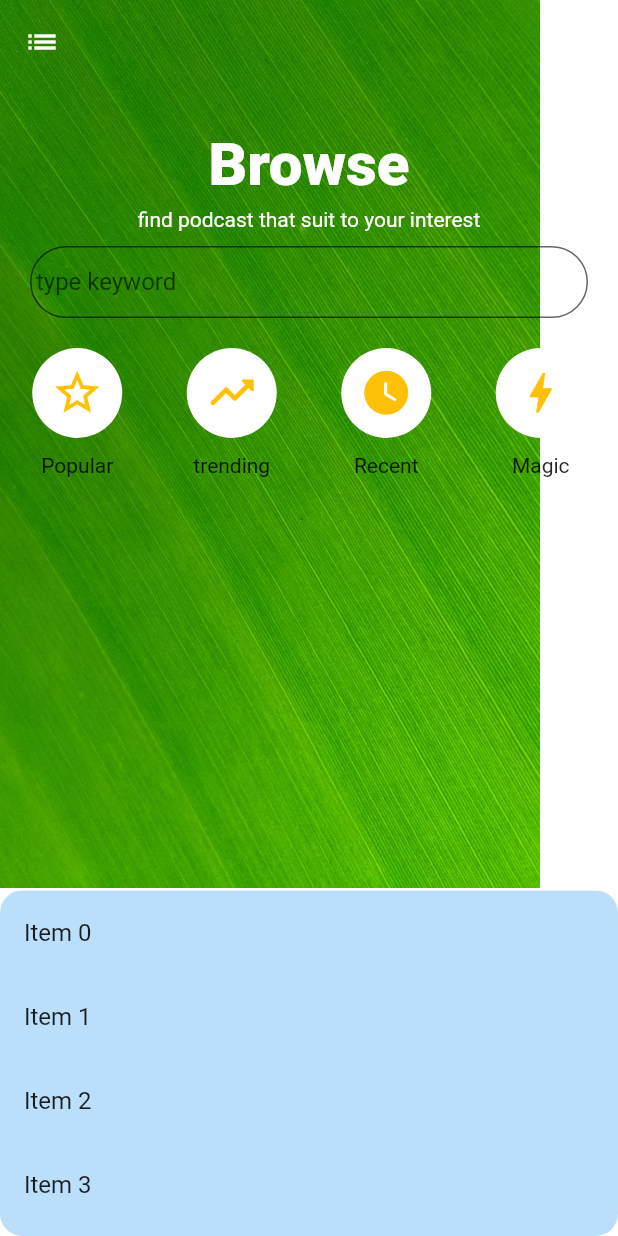
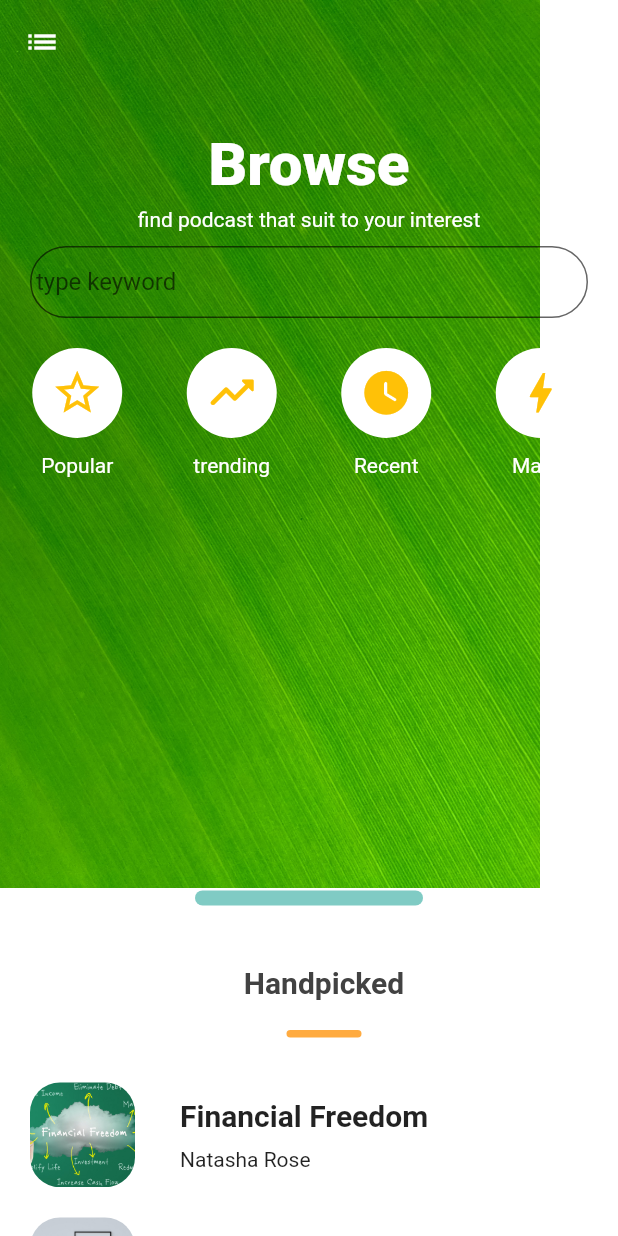
Before and after one commit to MohammedSalem1995/bodcast, a Flutter app: the screen it shows after launch, on a phone screen of 412 x 824 dp. Run offline on Flutter 3.47's test engine with Material 2 defaults, Android fonts, the phone set to English and light mode, and no system bars.

Commit message:
make the main page and subject page

```diff
--- /dev/null
+++ b/lib/dumy_data/subjects.dart
@@ -0,0 +1,22 @@
+
+import 'package:flutter/material.dart';
+import 'package:todo_ui/dumy_data/writers.dart';
+import 'package:todo_ui/modules/subject_module.dart';
+
+List<Subject> subjects=[
+  Subject("Financial Freedom",
+    "Financial freedom usually means having enough savings, financial investments, and cash on hand to afford the kind of life we desire for ourselves and our families. It means growing savings that enable us to retire or pursue the career we want without being driven by earning a set salary each year. Financial freedom means our money is working for us rather than the other way around. ",
+    Image.asset("assets/images/FiFree.jpg",fit: BoxFit.cover,),
+    writers[0]
+  ),
+  Subject("Minimal lifestyle",
+      "The true essence of a minimalist lifestyle is determining what provides us the most value in life and removing everything that is simply excess. It works on the concept that less is more. Minimalist living is about intention. You make room and time in your life for the things you love and eliminate everything that distracts you from them.",
+      Image.asset("assets/images/mlifestyle.jpg",fit: BoxFit.cover,),
+      writers[2]
+  ),
+  Subject("Bisnis Strategy",
+      "A business strategy is a powerful tool for helping you reach your business goals, defining the methods and tactics you need to take within your company. The business strategy also guides many of your organizational decisions, such as hiring new employees. ",
+      Image.asset("assets/images/bistra.jpg",fit: BoxFit.cover,),
+      writers[6]
+  ),
+];
--- /dev/null
+++ b/lib/dumy_data/writers.dart
@@ -0,0 +1,12 @@
+import 'package:flutter/material.dart';
+import 'package:todo_ui/modules/writerModule.dart';
+
+List<Writer> writers=[
+  Writer("Natasha Rose",Image.asset("assets/images/natr.jpg",fit: BoxFit.cover,),25000),
+  Writer("Jane Rose",Image.asset("assets/images/JaRo.jpg",fit: BoxFit.cover,),250000),
+  Writer("Ronald Godez",Image.asset("assets/images/rodgo.jpg",fit: BoxFit.cover,),1000),
+  Writer("Ansicia",Image.asset("assets/images/Ansicia.jpg",fit: BoxFit.cover,),2000),
+  Writer("Robert Dun",Image.asset("assets/images/rodn.jpg",fit: BoxFit.cover,),10000),
+  Writer("Momo rere",Image.asset("assets/images/momorere.jpg",fit: BoxFit.cover,),200),
+  Writer("mohammed",Image.asset("assets/images/mohammed.jpg",fit: BoxFit.cover,),500)
+];
--- a/lib/main.dart
+++ b/lib/main.dart
@@ -1,122 +1,19 @@
 import 'package:flutter/cupertino.dart';
 import 'package:flutter/material.dart';
+import 'package:todo_ui/dumy_data/writers.dart';
+import 'package:todo_ui/ui/pages/main_page.dart';
+import 'package:todo_ui/ui/pages/subject_page.dart';
 import 'package:todo_ui/ui/widget/evaluation_iteam.dart';
+import 'package:todo_ui/ui/widget/subject_iteam.dart';
+import 'package:todo_ui/ui/widget/writer_iteam.dart';
 
+import 'dumy_data/subjects.dart';
 import 'modules/evaluate_module.dart';
 
 void main() {
   runApp(
     MaterialApp(
-      home:HomePage(),
+      home:MainPage(),
     ),
   );
 }
-
-class HomePage extends StatelessWidget {
-
-  @override
-  Widget build(BuildContext context) {
-    return Stack(
-      children:[
-      Container(
-          child: Image.asset(
-              "assets/images/background.jpg",
-          fit: BoxFit.cover,),
-        width: 360,
-        height:592,
-      ),
-        Scaffold(
-        backgroundColor: Colors.transparent,
-        appBar: AppBar(
-          elevation: 0,
-          shadowColor: Colors.transparent,
-          backgroundColor: Colors.transparent,
-          leading: Icon(Icons.list),
-        ),
-        body: Stack(
-          children: [
-            Column(
-              crossAxisAlignment: CrossAxisAlignment.stretch,
-              children: [
-                SizedBox(height: 30,),
-                Text(
-                  "Browse",
-                  textAlign: TextAlign.center,
-                  style: TextStyle(
-                    color: Colors.white,
-                    backgroundColor: Colors.transparent,
-                    decorationColor: Colors.transparent,
-                    fontSize: 40,
-                    fontWeight: FontWeight.w900
-                  ),
-
-                ),
-                SizedBox(height: 5,),
-                Text("find podcast that suit to your interest",
-                    textAlign: TextAlign.center,
-                    style: TextStyle(
-                      color: Colors.white,
-                    ),
-
-                ),
-                SizedBox(height: 10,),
-                Container(
-                  margin:EdgeInsets.only(right: 20,left: 20),
-                  child: TextField(
-                    decoration: InputDecoration(
-                        contentPadding: EdgeInsets.only(
-                            top: 5),
-                        fillColor: Colors.transparent,
-                        filled: true,
-                        hintText: ' type keyword',
-                        hoverColor: Colors.white,
-                        focusColor: Colors.white,
-                        border: OutlineInputBorder(
-                            borderSide: BorderSide(width: 10, color: Colors.red),
-                            borderRadius: BorderRadius.circular(40),
-                        ),
-                    ),
-                  ),
-                ),
-                SizedBox(height: 20,),
-                Row(
-                  mainAxisAlignment: MainAxisAlignment.spaceAround,
-                  children: evaluates.map((e) {
-                    return EvaluationIteam(e.evaluate_icon,e.evaluate_name);
-                  }).toList(),
-                ),
-
-              ],
-            ),
-            SizedBox.expand(
-              child: DraggableScrollableSheet(
-                maxChildSize: 1,
-                minChildSize: 0.03,
-                initialChildSize: 0.3,
-                builder: (BuildContext context, ScrollController scrollController) {
-                  return Container(
-                    clipBehavior: Clip.antiAlias, //clip the child that over the cover
-                    decoration: BoxDecoration(borderRadius: BorderRadius.circular(15)),
-                    //  color: Colors.blue[100],
-                    child: Container(
-                      color: Colors.blue[100],
-                      child: ListView.builder(
-                        controller: scrollController,
-                        itemCount: 25,
-                        itemBuilder: (BuildContext context, int index) {
-                          return ListTile(title: Text('Item $index'));
-                        },
-                      ),
-                    ),
-                  );
-                },
-
-              ),
-            ),
-          ],
-        ),
-      ),
-      ],
-    );
-  }
-}
--- /dev/null
+++ b/lib/modules/subject_module.dart
@@ -0,0 +1,10 @@
+import 'package:flutter/material.dart';
+import 'package:todo_ui/modules/writerModule.dart';
+
+class Subject{
+  Image image;
+  String title;
+  String subtitle;
+  Writer writer;
+  Subject(this.title,this.subtitle,this.image,this.writer);
+}
--- /dev/null
+++ b/lib/modules/writerModule.dart
@@ -0,0 +1,8 @@
+import 'package:flutter/material.dart';
+
+class Writer{
+  Image image;
+  String name;
+  int followers;
+  Writer(this.name,this.image,this.followers);
+}
--- /dev/null
+++ b/lib/ui/pages/main_page.dart
@@ -0,0 +1,194 @@
+import 'package:flutter/cupertino.dart';
+import 'package:flutter/material.dart';
+import 'package:todo_ui/dumy_data/subjects.dart';
+import 'package:todo_ui/dumy_data/writers.dart';
+import 'package:todo_ui/modules/evaluate_module.dart';
+import 'package:todo_ui/ui/pages/main_page.dart';
+import 'package:todo_ui/ui/pages/subject_page.dart';
+import 'package:todo_ui/ui/widget/evaluation_iteam.dart';
+import 'package:todo_ui/ui/widget/subject_iteam.dart';
+import 'package:todo_ui/ui/widget/writer_iteam.dart';
+
+
+
+
+class MainPage extends StatelessWidget{
+  @override
+  Widget build(BuildContext context) {
+    // TODO: implement build
+    return Stack(
+      children:[
+        Container(
+          child: Image.asset(
+            "assets/images/background.jpg",
+            fit: BoxFit.cover,),
+          width: 360,
+          height:592,
+        ),
+        Scaffold(
+          backgroundColor: Colors.transparent,
+          appBar: AppBar(
+            elevation: 0,
+            shadowColor: Colors.transparent,
+            backgroundColor: Colors.transparent,
+            leading: Icon(Icons.list),
+          ),
+          body: Stack(
+            children: [
+              Column(
+                crossAxisAlignment: CrossAxisAlignment.stretch,
+                children: [
+                  SizedBox(height: 30,),
+                  Text(
+                    "Browse",
+                    textAlign: TextAlign.center,
+                    style: TextStyle(
+                        color: Colors.white,
+                        backgroundColor: Colors.transparent,
+                        decorationColor: Colors.transparent,
+                        fontSize: 40,
+                        fontWeight: FontWeight.w900
+                    ),
+
+                  ),
+                  SizedBox(height: 5,),
+                  Text("find podcast that suit to your interest",
+                    textAlign: TextAlign.center,
+                    style: TextStyle(
+                      color: Colors.white,
+                    ),
+
+                  ),
+                  SizedBox(height: 10,),
+                  Container(
+                    margin:EdgeInsets.only(right: 20,left: 20),
+                    child: TextField(
+                      decoration: InputDecoration(
+                        contentPadding: EdgeInsets.only(
+                            top: 5),
+                        fillColor: Colors.transparent,
+                        filled: true,
+                        hintText: ' type keyword',
+                        hoverColor: Colors.white,
+                        focusColor: Colors.white,
+                        border: OutlineInputBorder(
+                          borderSide: BorderSide(width: 10, color: Colors.red),
+                          borderRadius: BorderRadius.circular(40),
+                        ),
+                      ),
+                    ),
+                  ),
+                  SizedBox(height: 20,),
+                  Row(
+                    mainAxisAlignment: MainAxisAlignment.spaceAround,
+                    children: evaluates.map((e) {
+                      return EvaluationIteam(e.evaluate_icon,e.evaluate_name,Colors.white);
+                    }).toList(),
+                  ),
+
+                ],
+              ),
+              SizedBox.expand(
+                child: DraggableScrollableSheet(
+                  maxChildSize: 1,
+                  minChildSize: 0.03,
+                  initialChildSize: 0.3,
+                  builder: (BuildContext context, ScrollController scrollController) {
+                    return Container(
+                      child: ListView(
+                        controller: scrollController,
+                        children: [
+                          Container(
+                            // clipBehavior: Clip.antiAlias, //clip the child that over the cover
+                            decoration: BoxDecoration(
+
+                              borderRadius: BorderRadius.circular(40),
+
+                              color: Colors.teal.shade200,
+                            ),
+                            width:10,
+                            height: 10,
+                            margin:   EdgeInsets.only(right: 130,left: 130),
+                          ),
+                          SizedBox(height: 10,),
+                          Container(
+                            clipBehavior: Clip.antiAlias, //clip the child that over the cover
+                            decoration: BoxDecoration(
+                    borderRadius: BorderRadius.only(topLeft: Radius.circular(40),topRight: Radius.circular(40)),),
+                            child: Container(
+                              color: Colors.white,
+                              child: Container(
+                                margin: EdgeInsets.only(left: 20),
+                                child: Column(
+                                  children: [
+                                    SizedBox(height: 30,),
+                                    Text("Handpicked",
+                                      style: TextStyle(
+                                        fontSize: 20,
+                                        fontWeight: FontWeight.bold,
+                                        color: Colors.grey[800],
+                                      ),
+                                    ),
+                                    SizedBox(height: 20,),
+                                    Container(
+                                      // clipBehavior: Clip.antiAlias, //clip the child that over the cover
+                                      decoration: BoxDecoration(
+                                        borderRadius: BorderRadius.circular(40),
+                                        color: Colors.orangeAccent,
+                                      ),
+                                      width:50,
+                                      height: 5,
+                                      //   margin:   EdgeInsets.only(right: 10,left: 130),
+                                    ),
+                                    SizedBox(height: 20,),
+
+                                    Column(
+                                      children: subjects.map((e) {
+                                        return GestureDetector(
+                                          onTap: (){
+                                            Navigator.of(context).push(
+                                              MaterialPageRoute(
+                                                builder: (context){
+                                                  return SubjectPage(e);
+                                                },
+                                              ),
+                                            );
+                                          },
+                                            child: SubjectItem(e));
+                                      }).toList(),
+                                    ),
+                                    SizedBox(height: 10,),
+                                    Align(
+                                      child: Text(
+                                        "Top Authors",
+                                      ),
+                                      alignment: Alignment.centerLeft,
+                                    ),
+                                    SizedBox(height: 10,),
+                                    SingleChildScrollView(
+                                      scrollDirection: Axis.horizontal,
+                                      child: Row(
+                                        children: writers.map((e) {
+                                          return WriterItem(e);
+                                        }).toList(),
+                                      ),
+                                    ),
+                                  ],
+                                ),
+                              ),
+                            ),
+                          ),
+                        ],
+                      ),
+                    );
+                  },
+
+                ),
+              ),
+            ],
+          ),
+        ),
+      ],
+    );
+  }
+}
--- a/lib/ui/widget/evaluation_iteam.dart
+++ b/lib/ui/widget/evaluation_iteam.dart
@@ -5,7 +5,8 @@ import 'package:flutter/material.dart';
 class EvaluationIteam extends StatelessWidget{
   Icon evIcon;
   String evname;
-  EvaluationIteam(this.evIcon,this.evname);
+  Color c;
+  EvaluationIteam(this.evIcon,this.evname,this.c);
   @override
   Widget build(BuildContext context) {
     // TODO: implement build
@@ -18,7 +19,7 @@ class EvaluationIteam extends StatelessWidget{
             radius:30,
           ),
           SizedBox(height: 10,),
-          Text(evname),
+          Text(evname , style: TextStyle(color: c),),
         ],
       ),
     );
--- /dev/null
+++ b/lib/ui/widget/subject_iteam.dart
@@ -0,0 +1,35 @@
+import 'package:flutter/cupertino.dart';
+import 'package:todo_ui/modules/subject_module.dart';
+
+class SubjectItem extends StatelessWidget{
+  final Subject subject;
+  SubjectItem(this.subject);
+  @override
+  Widget build(BuildContext context) {
+    // TODO: implement build
+    return Container(
+      margin: EdgeInsets.only(bottom: 10,top: 10),
+      child: Row(
+        children: [
+          Container(
+            height: 70,
+            width: 70,
+            clipBehavior: Clip.antiAlias,
+            decoration: BoxDecoration(borderRadius: BorderRadius.circular(20)),
+            child: subject.image,
+          ),
+          SizedBox(width: 30,),
+          Column(
+            crossAxisAlignment: CrossAxisAlignment.start,
+            children: [
+              Text(subject.title,style: TextStyle(fontSize: 20,fontWeight: FontWeight.bold),),
+              SizedBox(height: 10,),
+              Text(subject.writer.name),
+            ],
+          ),
+        ],
+      ),
+    );
+  }
+
+}
```
Also changed, not shown: lib/ui/pages/subject_page.dart (added, +98 -0 lines), lib/ui/widget/writer_iteam.dart (added, +31 -0 lines), assets/images/Ansicia.jpg (added), assets/images/FiFree.jpg (added), assets/images/JaRo.jpg (added), assets/images/bistra.jpg (added), assets/images/mlifestyle.jpg (added), assets/images/mohammed.jpg (added), assets/images/momorere.jpg (added), assets/images/natr.jpg (added), assets/images/rodgo.jpg (added), assets/images/rodn.jpg (added).
